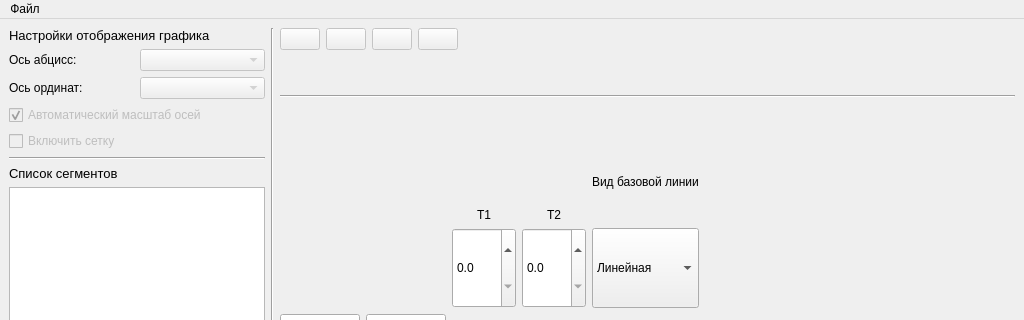
Before: the Qt Designer form MainWindow.ui in ioyurev/fusion-analysis, drawn with Qt 5; both pictures show x 0 to 1024 and y 0 to 320 of the 1024 by 768 pixel window.
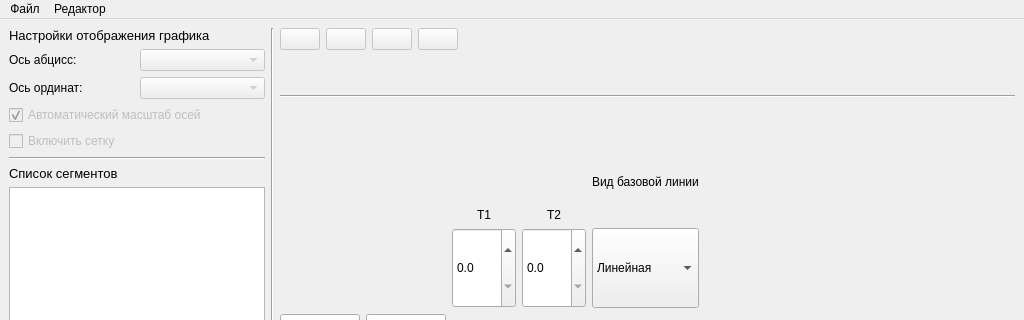
After: the same form once the commit is applied. Icons and pictures are not drawn.

Commit message: Интерфейс конфигурации.

```diff
--- a/MainWindow.ui
+++ b/MainWindow.ui
@@ -529,14 +529,21 @@
      <height>22</height>
     </rect>
    </property>
-   <widget class="QMenu" name="menu">
+   <widget class="QMenu" name="menu_file">
     <property name="title">
      <string>Файл</string>
     </property>
     <addaction name="action_open"/>
     <addaction name="action_close"/>
    </widget>
-   <addaction name="menu"/>
+   <widget class="QMenu" name="menu_editor">
+    <property name="title">
+     <string>Редактор</string>
+    </property>
+    <addaction name="action_config"/>
+   </widget>
+   <addaction name="menu_file"/>
+   <addaction name="menu_editor"/>
   </widget>
   <widget class="QStatusBar" name="statusbar"/>
   <action name="action_open">
```
Left out of the diff: 5 changed lines with no effect on the pictures. The commit also changes 5 other files.
